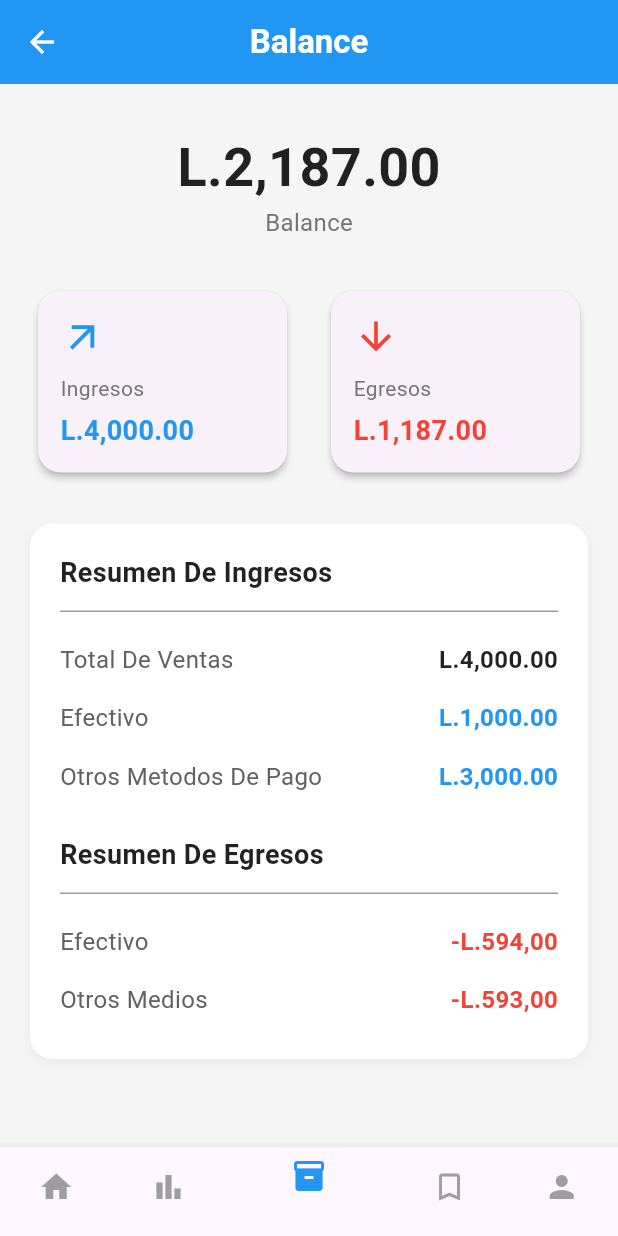
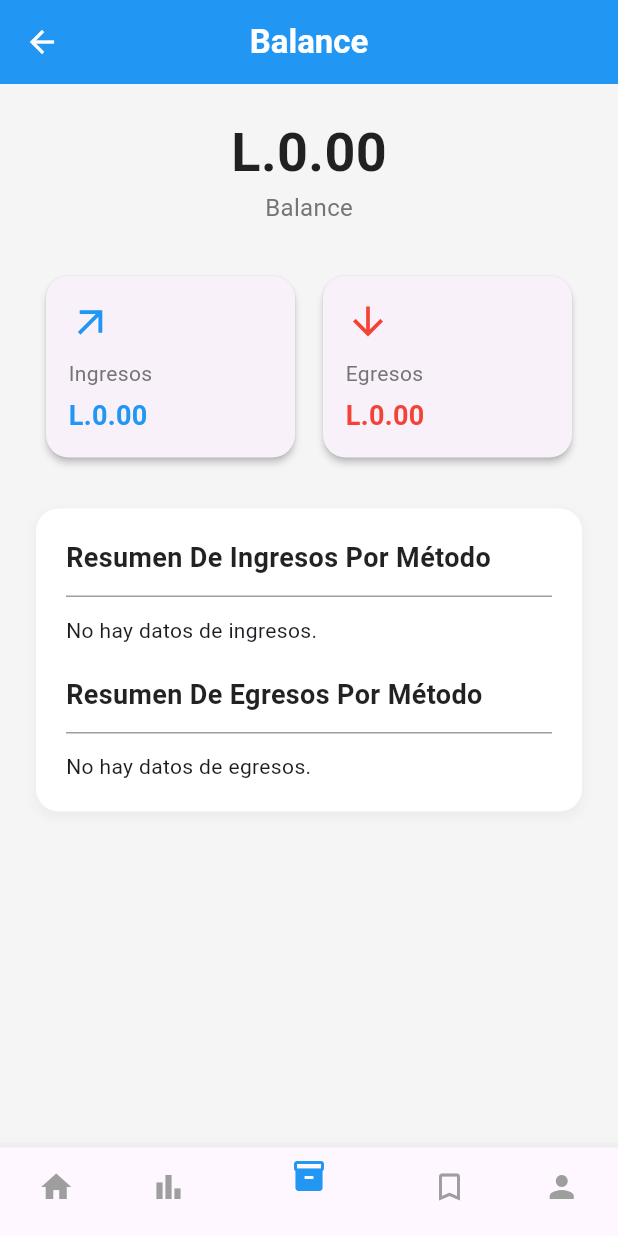
Before and after one commit to esfiallos/proyecto-flutter-app_gestor, a Flutter app: the Balance screen opened by its route, on a phone screen of 412 x 824 dp. Run offline on Flutter 3.47's test engine with Material 3 defaults, Android fonts, the light colour scheme and no system bars; our stand-ins replace shared_preferences, sqflite; accounts and stored records are empty.

Commit message:
balance con base sin test

```diff
--- a/lib/screens/estadistica/balance.dart
+++ b/lib/screens/estadistica/balance.dart
@@ -1,25 +1,60 @@
 import 'package:flutter/material.dart';
+import 'package:miki/service/super_service.dart';
 import 'package:miki/widgets/MenuBar.dart';
+import 'package:miki/models/views/balance_general.dart';
+import 'package:miki/models/views/egreso_metodo_pago.dart';
+import 'package:miki/models/views/ventas_metodo_pago.dart';
 
-class Balance extends StatelessWidget {
-  const Balance({super.key});
+class Balance extends StatefulWidget {
+  const Balance({Key? key}) : super(key: key);
+
+  @override
+  State<Balance> createState() => _BalancePageState();
+}
+
+class _BalancePageState extends State<Balance> {
+  final AppService appService = AppService();
+
+  BalanceGeneral? balanceGeneral;
+  List<VentasPorMetodoPago> ventasPorMetodo = [];
+  List<EgresosPorMetodoPago> egresosPorMetodo = [];
+
+  bool isLoading = true;
+
+  @override
+  void initState() {
+    super.initState();
+    cargarDatos();
+  }
+
+  Future<void> cargarDatos() async {
+    try {
+      final balance = await appService.obtenerBalance();
+      final ventas = await appService.obtenerVentasPorMetodoPago();
+      final egresos = await appService.obtenerEgresosPorMetodoPago();
+
+      setState(() {
+        balanceGeneral = balance;
+        ventasPorMetodo = ventas;
+        egresosPorMetodo = egresos;
+        isLoading = false;
+      });
+    } catch (e) {
+      // Manejar error, mostrar mensaje o log
+      setState(() {
+        isLoading = false;
+      });
+      // Opcional: mostrar snackbar o diálogo
+    }
+  }
 
   @override
   Widget build(BuildContext context) {
-    const String totalBalance = 'L.2,187.00';
-    const String ingresosAmount = 'L.4,000.00';
-    const String egresosAmount = 'L.1,187.00';
-
-    final List<Map<String, dynamic>> ingresosSummary = [
-      {'label': 'Total De Ventas', 'value': 'L.4,000.00', 'color': Colors.black87},
-      {'label': 'Efectivo', 'value': 'L.1,000.00', 'color': Colors.blue},
-      {'label': 'Otros Metodos De Pago', 'value': 'L.3,000.00', 'color': Colors.blue},
-    ];
-
-    final List<Map<String, dynamic>> egresosSummary = [
-      {'label': 'Efectivo', 'value': '-L.594,00', 'color': Colors.red},
-      {'label': 'Otros Medios', 'value': '-L.593,00', 'color': Colors.red},
-    ];
+    if (isLoading) {
+      return const Scaffold(
+        body: Center(child: CircularProgressIndicator()),
+      );
+    }
 
     return Scaffold(
       backgroundColor: Colors.grey[100],
@@ -28,9 +63,7 @@ class Balance extends StatelessWidget {
         elevation: 0,
         leading: IconButton(
           icon: const Icon(Icons.arrow_back, color: Colors.white),
-          onPressed: () {
-            Navigator.pop(context);
-          },
+          onPressed: () => Navigator.pop(context),
         ),
         title: const Text(
           'Balance',
@@ -39,12 +72,12 @@ class Balance extends StatelessWidget {
         centerTitle: true,
       ),
       body: SingleChildScrollView(
+        padding: const EdgeInsets.symmetric(vertical: 20, horizontal: 16),
         child: Column(
           crossAxisAlignment: CrossAxisAlignment.center,
           children: [
-            const SizedBox(height: 30),
             Text(
-              totalBalance,
+              'L.${balanceGeneral?.balance.toStringAsFixed(2) ?? '0.00'}',
               style: const TextStyle(
                 fontSize: 36,
                 fontWeight: FontWeight.bold,
@@ -60,18 +93,16 @@ class Balance extends StatelessWidget {
               mainAxisAlignment: MainAxisAlignment.spaceEvenly,
               children: [
                 _buildBalanceCard(
-                  context,
                   icon: Icons.arrow_outward,
                   label: 'Ingresos',
-                  amount: ingresosAmount,
+                  amount: 'L.${balanceGeneral?.totalIngresos.toStringAsFixed(2) ?? '0.00'}',
                   iconColor: Colors.blue,
                   amountColor: Colors.blue,
                 ),
                 _buildBalanceCard(
-                  context,
                   icon: Icons.arrow_downward,
                   label: 'Egresos',
-                  amount: egresosAmount,
+                  amount: 'L.${balanceGeneral?.totalEgresos.toStringAsFixed(2) ?? '0.00'}',
                   iconColor: Colors.red,
                   amountColor: Colors.red,
                 ),
@@ -79,7 +110,7 @@ class Balance extends StatelessWidget {
             ),
             const SizedBox(height: 30),
             Container(
-              margin: const EdgeInsets.symmetric(horizontal: 20),
+              margin: const EdgeInsets.symmetric(horizontal: 8),
               padding: const EdgeInsets.all(20),
               decoration: BoxDecoration(
                 color: Colors.white,
@@ -97,7 +128,7 @@ class Balance extends StatelessWidget {
                 crossAxisAlignment: CrossAxisAlignment.start,
                 children: [
                   const Text(
-                    'Resumen De Ingresos',
+                    'Resumen De Ingresos Por Método',
                     style: TextStyle(
                       fontSize: 18,
                       fontWeight: FontWeight.bold,
@@ -105,11 +136,19 @@ class Balance extends StatelessWidget {
                     ),
                   ),
                   const Divider(height: 25, thickness: 1, color: Colors.grey),
-                  ...ingresosSummary.map((item) =>
-                      _buildSummaryRow(item['label']!, item['value']!, item['color']!)),
+                  if (ventasPorMetodo.isEmpty)
+                    const Text('No hay datos de ingresos.'),
+                  ...ventasPorMetodo.map(
+                    (v) => ListTile(
+                      contentPadding: EdgeInsets.zero,
+                      title: Text(v.metodoPago),
+                      subtitle: Text('Ventas: ${v.cantidadVentas}'),
+                      trailing: Text('L.${v.total.toStringAsFixed(2)}'),
+                    ),
+                  ),
                   const SizedBox(height: 20),
                   const Text(
-                    'Resumen De Egresos',
+                    'Resumen De Egresos Por Método',
                     style: TextStyle(
                       fontSize: 18,
                       fontWeight: FontWeight.bold,
@@ -117,8 +156,16 @@ class Balance extends StatelessWidget {
                     ),
                   ),
                   const Divider(height: 25, thickness: 1, color: Colors.grey),
-                  ...egresosSummary.map((item) =>
-                      _buildSummaryRow(item['label']!, item['value']!, item['color']!)),
+                  if (egresosPorMetodo.isEmpty)
+                    const Text('No hay datos de egresos.'),
+                  ...egresosPorMetodo.map(
+                    (e) => ListTile(
+                      contentPadding: EdgeInsets.zero,
+                      title: Text(e.metodoPago),
+                      subtitle: Text('Gastos: ${e.cantidadGastos}'),
+                      trailing: Text('-L.${e.total.toStringAsFixed(2)}'),
+                    ),
+                  ),
                 ],
               ),
             ),
@@ -126,14 +173,11 @@ class Balance extends StatelessWidget {
           ],
         ),
       ),
-
-      //  Aquí se agrega el menú inferior
       bottomNavigationBar: const MenuBarraAbajo(currentIndex: 2),
     );
   }
 
-  Widget _buildBalanceCard(
-    BuildContext context, {
+  Widget _buildBalanceCard({
     required IconData icon,
     required String label,
     required String amount,
@@ -166,24 +210,4 @@ class Balance extends StatelessWidget {
       ),
     );
   }
-
-  Widget _buildSummaryRow(String label, String value, Color valueColor) {
-    return Padding(
-      padding: const EdgeInsets.symmetric(vertical: 8.0),
-      child: Row(
-        mainAxisAlignment: MainAxisAlignment.spaceBetween,
-        children: [
-          Text(label, style: TextStyle(fontSize: 16, color: Colors.grey[700])),
-          Text(
-            value,
-            style: TextStyle(
-              fontSize: 16,
-              fontWeight: FontWeight.bold,
-              color: valueColor,
-            ),
-          ),
-        ],
-      ),
-    );
-  }
 }
```
